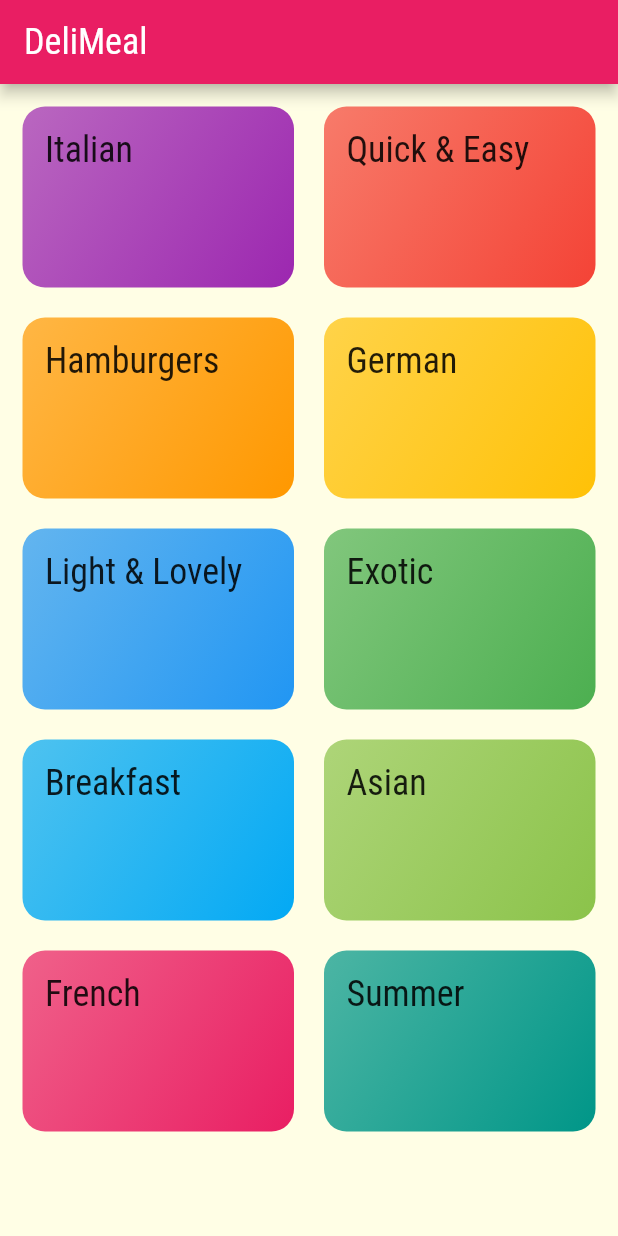
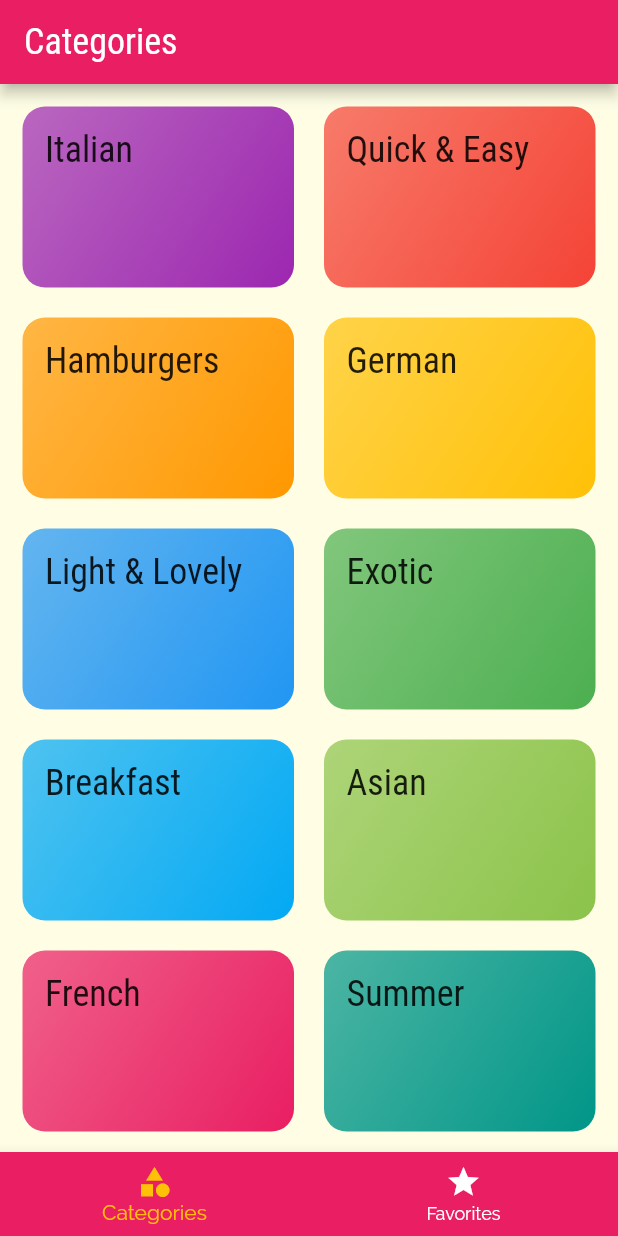
Before and after one commit to djthevj/App-Meals, a Flutter app: the screen it shows after launch, on a phone screen of 412 x 824 dp. Run offline on Flutter 3.47's test engine with Material 2 defaults, Android fonts, the phone set to English and light mode, and no system bars.

Commit message:
Dev work for Adding the tab bar

```diff
--- a/flutter_complete_guide/lib/main.dart
+++ b/flutter_complete_guide/lib/main.dart
@@ -1,8 +1,8 @@
 import 'package:flutter/material.dart';
 
-import './screens/categories_screen.dart';
 import './screens/category_meals_screen.dart';
 import '../screens/meal_details_screen.dart';
+import './screens/tab_screen.dart';
 
 void main() {
   runApp(MyApp());
@@ -34,7 +34,7 @@ class MyApp extends StatelessWidget {
       ),
       //home: CategoriesScreen(), //root screen
       routes: {
-        '/': (ctx) => CategoriesScreen(),
+        '/': (ctx) => TabsScreen(),
         CategoryMealsScreen.routeName: (ctx) => CategoryMealsScreen(),
         MealDetailScreen.routeName: (ctx) => MealDetailScreen()
       },
--- a/flutter_complete_guide/lib/screens/categories_screen.dart
+++ b/flutter_complete_guide/lib/screens/categories_screen.dart
@@ -7,11 +7,7 @@ import '../models/dummy_categories.dart';
 class CategoriesScreen extends StatelessWidget {
   @override
   Widget build(BuildContext context) {
-    return Scaffold(
-        appBar: AppBar(
-          title: const Text('DeliMeal'),
-        ),
-        body: GridView(
+    return  GridView(
           padding: const EdgeInsets.all(15),
           children: DUMMY_CATEGORIES
               .map(
@@ -28,6 +24,6 @@ class CategoriesScreen extends StatelessWidget {
             crossAxisSpacing: 20,
             mainAxisSpacing: 20,
           ),
-        ));
+        );
   }
 }
--- /dev/null
+++ b/flutter_complete_guide/lib/screens/tab_screen.dart
@@ -0,0 +1,55 @@
+import 'package:flutter/material.dart';
+import './categories_screen.dart';
+import './favorites_screen.dart';
+
+class TabsScreen extends StatefulWidget {
+  @override
+  _TabsScreenState createState() => _TabsScreenState();
+}
+
+class _TabsScreenState extends State<TabsScreen> {
+  final List<Map<String, Object>> _pages = [
+    {'page': CategoriesScreen(),
+     'title':'Categories',
+     },
+    {'page':FavoriteScreen(),
+     'title':'Your Favorite',
+     },
+  ];
+
+  int _selectedPageIndex = 0;
+
+  void _selectPage(int index) {
+    setState(() {
+      _selectedPageIndex = index ;
+    });
+  }
+
+  @override
+  Widget build(BuildContext context) {
+    return Scaffold(
+      appBar: AppBar(
+        title: Text(_pages[_selectedPageIndex]['title'] as String),
+
+
+      ),
+      body: _pages[_selectedPageIndex]['page'] as Widget,
+      bottomNavigationBar: BottomNavigationBar(
+        onTap: _selectPage,
+        backgroundColor: Theme.of(context).primaryColor,
+        unselectedItemColor: Colors.white,
+        selectedItemColor: Theme.of(context).accentColor,
+        currentIndex: _selectedPageIndex,
+        items: [
+          BottomNavigationBarItem(
+            icon: Icon(Icons.category),
+          label: 'Categories',
+          ),
+           BottomNavigationBarItem(icon: Icon(Icons.star),
+          label: 'Favorites',
+          ),
+        ],
+      ),
+    );
+  }
+}
```
Also changed, not shown: flutter_complete_guide/lib/screens/favorites_screen.dart (added, +10 -0 lines), flutter_complete_guide/lib/screens/meal_details_screen.dart (+12 -6 lines), flutter_complete_guide/pubspec.lock.
